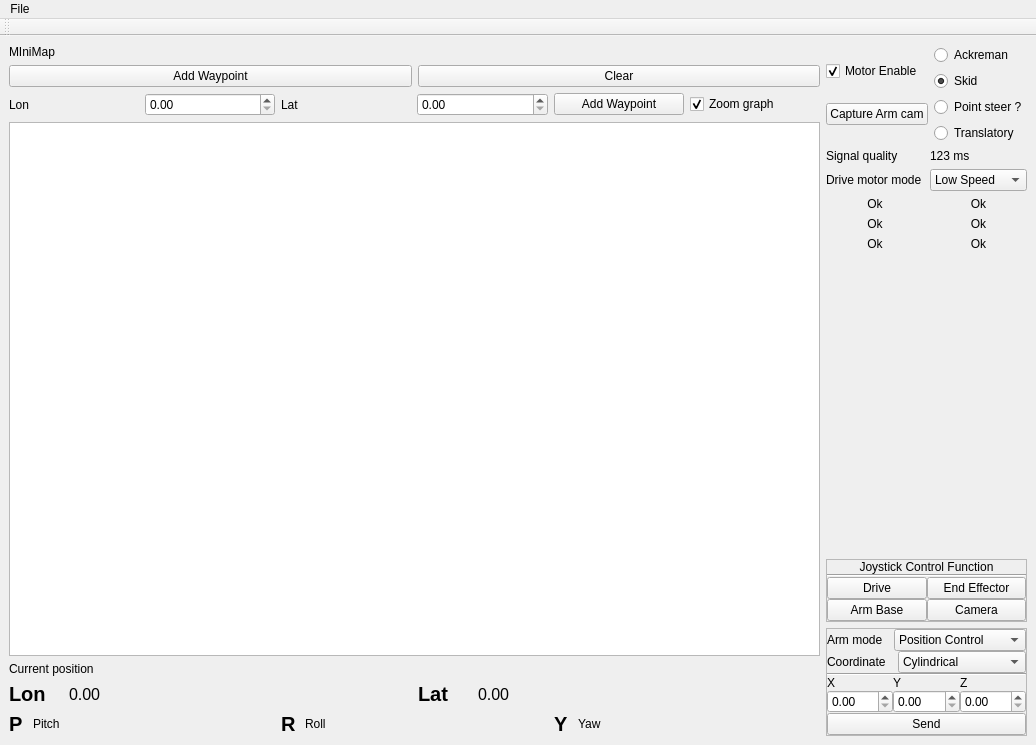
Before: the Qt Designer form catkin_ws/src/hci/ui_files/MainWindow_V4.ui in mcgill-robotics-archive/rover-2015, drawn with Qt 5.
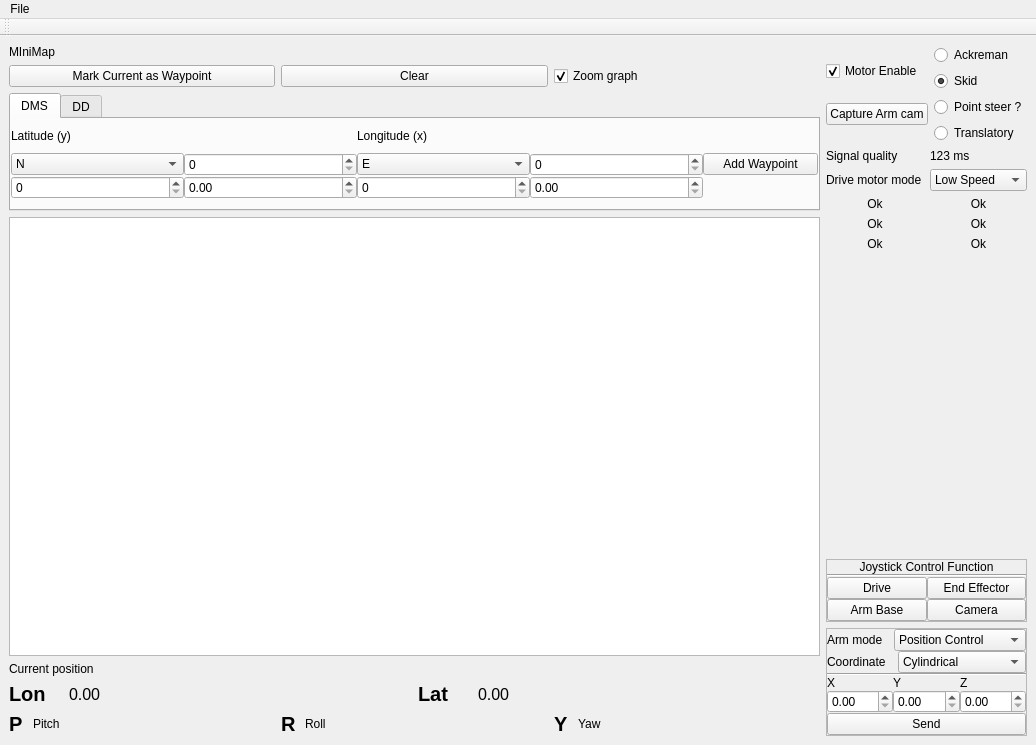
After: the same form once the commit is applied. Custom widgets are drawn as their Qt base class.

Commit message: implemented dms waypoint marking

```diff
--- a/catkin_ws/src/hci/ui_files/MainWindow_V4.ui
+++ b/catkin_ws/src/hci/ui_files/MainWindow_V4.ui
@@ -14,9 +14,9 @@
    <string>MainWindow</string>
   </property>
   <widget class="QWidget" name="centralwidget">
-   <layout class="QHBoxLayout" name="horizontalLayout_10">
+   <layout class="QHBoxLayout" name="horizontalLayout_12">
     <item>
-     <layout class="QVBoxLayout" name="verticalLayout_3">
+     <layout class="QVBoxLayout" name="verticalLayout_8">
       <item>
        <widget class="QLabel" name="MinimapLabel">
         <property name="text">
@@ -29,7 +29,7 @@
         <item>
          <widget class="QPushButton" name="waypoint">
           <property name="text">
-           <string>Add Waypoint</string>
+           <string>Mark Current as Waypoint</string>
           </property>
          </widget>
         </item>
@@ -40,37 +40,6 @@
           </property>
          </widget>
         </item>
-       </layout>
-      </item>
-      <item>
-       <layout class="QHBoxLayout" name="horizontalLayout_5">
-        <item>
-         <widget class="QLabel" name="label_6">
-          <property name="text">
-           <string>Lon</string>
-          </property>
-         </widget>
-        </item>
-        <item>
-         <widget class="QDoubleSpinBox" name="x"/>
-        </item>
-        <item>
-         <widget class="QLabel" name="label_7">
-          <property name="text">
-           <string>Lat</string>
-          </property>
-         </widget>
-        </item>
-        <item>
-         <widget class="QDoubleSpinBox" name="y"/>
-        </item>
-        <item>
-         <widget class="QPushButton" name="addMarkedWaypoint">
-          <property name="text">
-           <string>Add Waypoint</string>
-          </property>
-         </widget>
-        </item>
         <item>
          <widget class="QCheckBox" name="zoomGraph">
           <property name="text">
@@ -83,6 +52,230 @@
         </item>
        </layout>
       </item>
+      <item>
+       <widget class="QTabWidget" name="tabWidget">
+        <property name="maximumSize">
+         <size>
+          <width>16777215</width>
+          <height>118</height>
+         </size>
+        </property>
+        <property name="currentIndex">
+         <number>0</number>
+        </property>
+        <widget class="QWidget" name="dms">
+         <attribute name="title">
+          <string>DMS</string>
+         </attribute>
+         <layout class="QHBoxLayout" name="horizontalLayout_10" stretch="3,3,1">
+          <property name="spacing">
+           <number>0</number>
+          </property>
+          <property name="leftMargin">
+           <number>0</number>
+          </property>
+          <property name="topMargin">
+           <number>0</number>
+          </property>
+          <property name="rightMargin">
+           <number>0</number>
+          </property>
+          <property name="bottomMargin">
+           <number>0</number>
+          </property>
+          <item>
+           <layout class="QVBoxLayout" name="verticalLayout_7">
+            <item>
+             <widget class="QLabel" name="label_14">
+              <property name="maximumSize">
+               <size>
+                <width>16777215</width>
+                <height>16</height>
+               </size>
+              </property>
+              <property name="text">
+               <string>Latitude (y)</string>
+              </property>
+             </widget>
+            </item>
+            <item>
+             <layout class="QGridLayout" name="gridLayout_5">
+              <item row="0" column="0">
+               <widget class="QComboBox" name="lat_sign">
+                <item>
+                 <property name="text">
+                  <string>N</string>
+                 </property>
+                </item>
+                <item>
+                 <property name="text">
+                  <string>S</string>
+                 </property>
+                </item>
+               </widget>
+              </item>
+              <item row="0" column="1">
+               <widget class="QSpinBox" name="lat_deg"/>
+              </item>
+              <item row="1" column="0">
+               <widget class="QSpinBox" name="lat_min"/>
+              </item>
+              <item row="1" column="1">
+               <widget class="QDoubleSpinBox" name="lat_sec"/>
+              </item>
+             </layout>
+            </item>
+           </layout>
+          </item>
+          <item>
+           <layout class="QVBoxLayout" name="verticalLayout_3">
+            <item>
+             <widget class="QLabel" name="label_13">
+              <property name="maximumSize">
+               <size>
+                <width>16777215</width>
+                <height>16</height>
+               </size>
+              </property>
+              <property name="text">
+               <string>Longitude (x)</string>
+              </property>
+             </widget>
+            </item>
+            <item>
+             <layout class="QGridLayout" name="gridLayout_6">
+              <item row="0" column="0">
+               <widget class="QComboBox" name="lon_sign">
+                <item>
+                 <property name="text">
+                  <string>E</string>
+                 </property>
+                </item>
+                <item>
+                 <property name="text">
+                  <string>W</string>
+                 </property>
+                </item>
+               </widget>
+              </item>
+              <item row="0" column="1">
+               <widget class="QSpinBox" name="lon_deg"/>
+              </item>
+              <item row="1" column="0">
+               <widget class="QSpinBox" name="lon_min"/>
+              </item>
+              <item row="1" column="1">
+               <widget class="QDoubleSpinBox" name="lon_sec"/>
+              </item>
+             </layout>
+            </item>
+           </layout>
+          </item>
+          <item>
+           <widget class="QPushButton" name="add_waypoint_dms">
+            <property name="text">
+             <string>Add Waypoint</string>
+            </property>
+           </widget>
+          </item>
+         </layout>
+        </widget>
+        <widget class="QWidget" name="dd">
+         <attribute name="title">
+          <string>DD</string>
+         </attribute>
+         <layout class="QHBoxLayout" name="horizontalLayout_5">
+          <property name="spacing">
+           <number>0</number>
+          </property>
+          <property name="leftMargin">
+           <number>0</number>
+          </property>
+          <property name="topMargin">
+           <number>0</number>
+          </property>
+          <property name="rightMargin">
+           <number>0</number>
+          </property>
+          <property name="bottomMargin">
+           <number>0</number>
+          </property>
+          <item>
+           <layout class="QGridLayout" name="gridLayout_4">
+            <property name="spacing">
+             <number>0</number>
+            </property>
+            <item row="0" column="0">
+             <widget class="QLabel" name="label_6">
+              <property name="minimumSize">
+               <size>
+                <width>0</width>
+                <height>24</height>
+               </size>
+              </property>
+              <property name="maximumSize">
+               <size>
+                <width>16777215</width>
+                <height>24</height>
+               </size>
+              </property>
+              <property name="text">
+               <string>Lon</string>
+              </property>
+             </widget>
+            </item>
+            <item row="0" column="1">
+             <widget class="QLabel" name="label_7">
+              <property name="minimumSize">
+               <size>
+                <width>0</width>
+                <height>24</height>
+               </size>
+              </property>
+              <property name="maximumSize">
+               <size>
+                <width>16777215</width>
+                <height>24</height>
+               </size>
+              </property>
+              <property name="text">
+               <string>Lat</string>
+              </property>
+             </widget>
+            </item>
+            <item row="1" column="0">
+             <widget class="QDoubleSpinBox" name="x">
+              <property name="minimumSize">
+               <size>
+                <width>0</width>
+                <height>24</height>
+               </size>
+              </property>
+             </widget>
+            </item>
+            <item row="1" column="1">
+             <widget class="QDoubleSpinBox" name="y">
+              <property name="minimumSize">
+               <size>
+                <width>0</width>
+                <height>24</height>
+               </size>
+              </property>
+             </widget>
+            </item>
+           </layout>
+          </item>
+          <item>
+           <widget class="QPushButton" name="add_waypoint_dd">
+            <property name="text">
+             <string>Add Waypoint</string>
+            </property>
+           </widget>
+          </item>
+         </layout>
+        </widget>
+       </widget>
+      </item>
       <item>
        <widget class="GraphicsLayoutWidget" name="graphicsView"/>
       </item>
```
Left out of the diff: 61 changed lines with no effect on the pictures. The commit also changes 2 other files.
